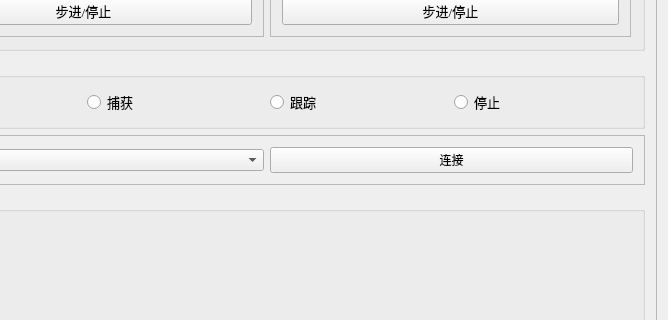
Before: the Qt Designer form mainwindow.ui in leevick/Longdistraker, drawn with Qt 5; both pictures show x 612 to 1280 and y 227 to 547 of the 1280 by 903 pixel window.
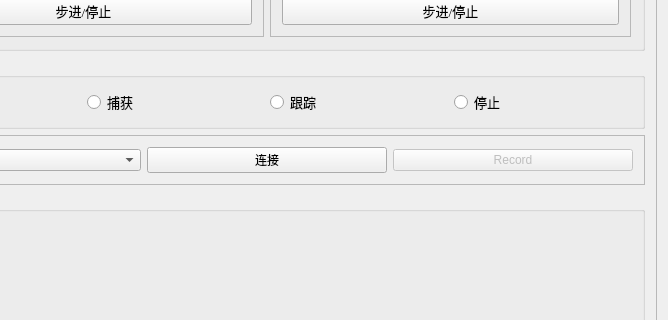
After: the same form once the commit is applied.

Commit message: Add record button.

What changed in the file:
```diff
--- a/mainwindow.ui
+++ b/mainwindow.ui
@@ -1274,6 +1274,16 @@
               </property>
              </widget>
             </item>
+            <item>
+             <widget class="QPushButton" name="pushButtonRecord">
+              <property name="enabled">
+               <bool>false</bool>
+              </property>
+              <property name="text">
+               <string>Record</string>
+              </property>
+             </widget>
+            </item>
            </layout>
           </widget>
          </item>
```
